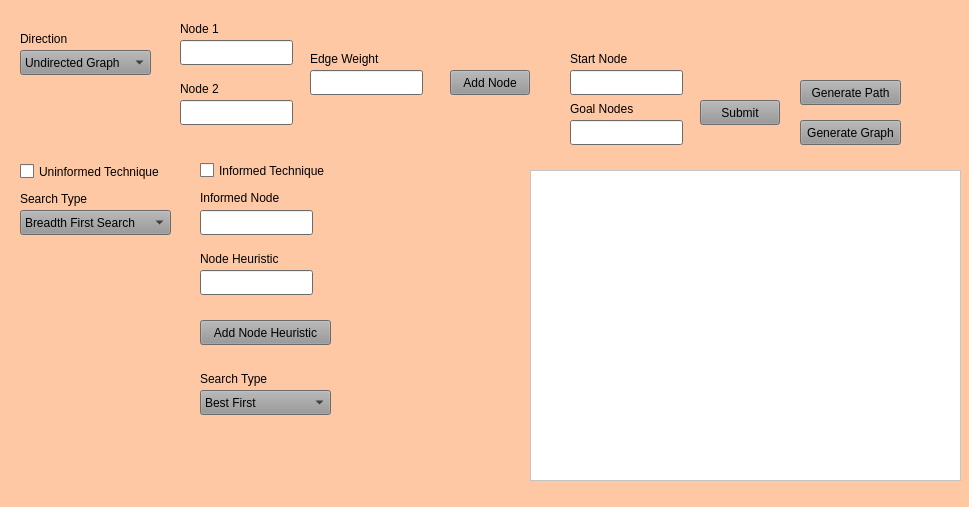
Above: python ui.ui from IAlphaK/PathFinder before the change. Below: the same form after it.
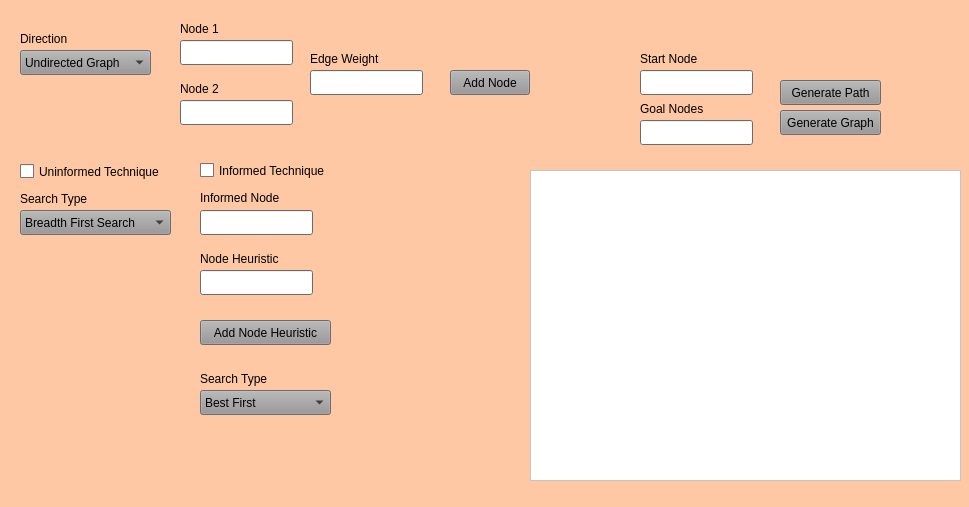
That is the form after the change.

Commit message: updated ui and implemented connections with backend

Patch:
```diff
--- a/python ui.ui
+++ b/python ui.ui
@@ -1549,7 +1549,7 @@
    <widget class="QLineEdit" name="i_startnode">
     <property name="geometry">
      <rect>
-      <x>570</x>
+      <x>640</x>
       <y>70</y>
       <width>113</width>
       <height>25</height>
@@ -1559,7 +1559,7 @@
    <widget class="QLineEdit" name="i_goalnode">
     <property name="geometry">
      <rect>
-      <x>570</x>
+      <x>640</x>
       <y>120</y>
       <width>113</width>
       <height>25</height>
@@ -1569,7 +1569,7 @@
    <widget class="QLabel" name="start_node">
     <property name="geometry">
      <rect>
-      <x>570</x>
+      <x>640</x>
       <y>50</y>
       <width>81</width>
       <height>17</height>
@@ -1582,7 +1582,7 @@
    <widget class="QLabel" name="goal_node">
     <property name="geometry">
      <rect>
-      <x>570</x>
+      <x>640</x>
       <y>100</y>
       <width>71</width>
       <height>17</height>
@@ -1592,23 +1592,10 @@
      <string>Goal Nodes</string>
     </property>
    </widget>
-   <widget class="QPushButton" name="submit">
-    <property name="geometry">
-     <rect>
-      <x>700</x>
-      <y>100</y>
-      <width>80</width>
-      <height>25</height>
-     </rect>
-    </property>
-    <property name="text">
-     <string>Submit</string>
-    </property>
-   </widget>
    <widget class="QPushButton" name="gen_path">
     <property name="geometry">
      <rect>
-      <x>800</x>
+      <x>780</x>
       <y>80</y>
       <width>101</width>
       <height>25</height>
@@ -1621,8 +1608,8 @@
    <widget class="QPushButton" name="gen_graph">
     <property name="geometry">
      <rect>
-      <x>800</x>
-      <y>120</y>
+      <x>780</x>
+      <y>110</y>
       <width>101</width>
       <height>25</height>
      </rect>
```
The commit also changes 5 other files.
